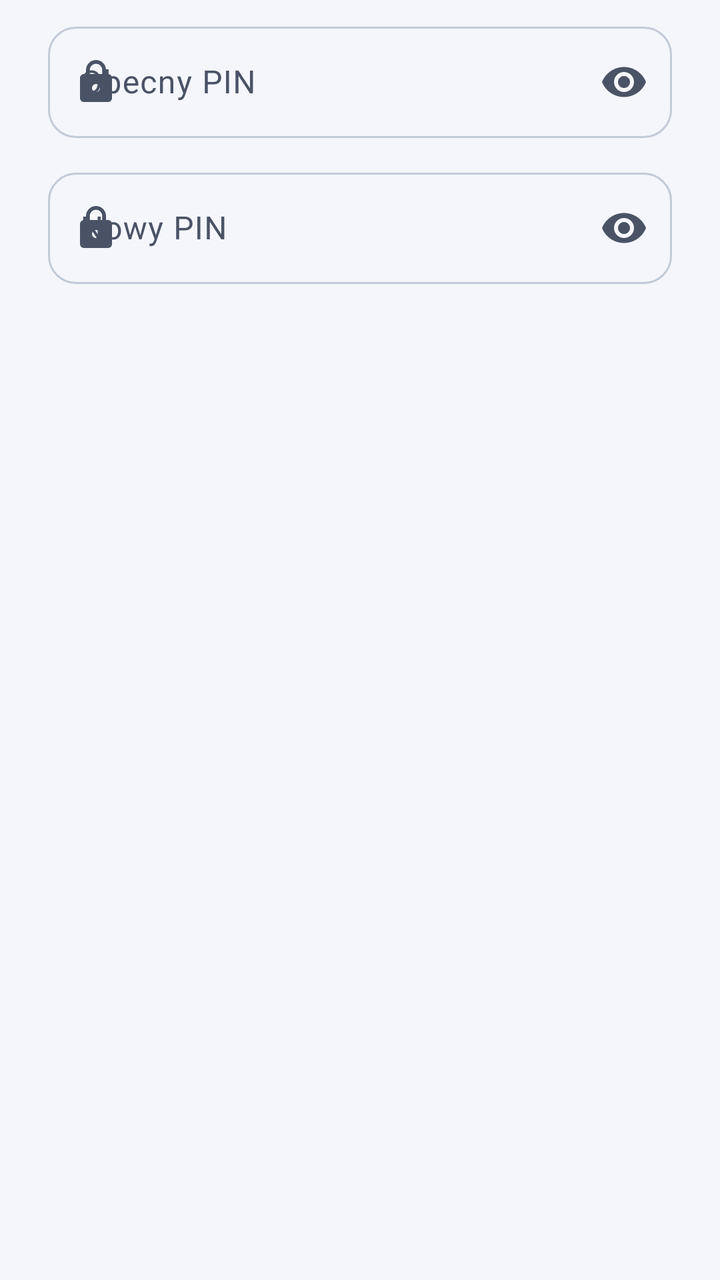
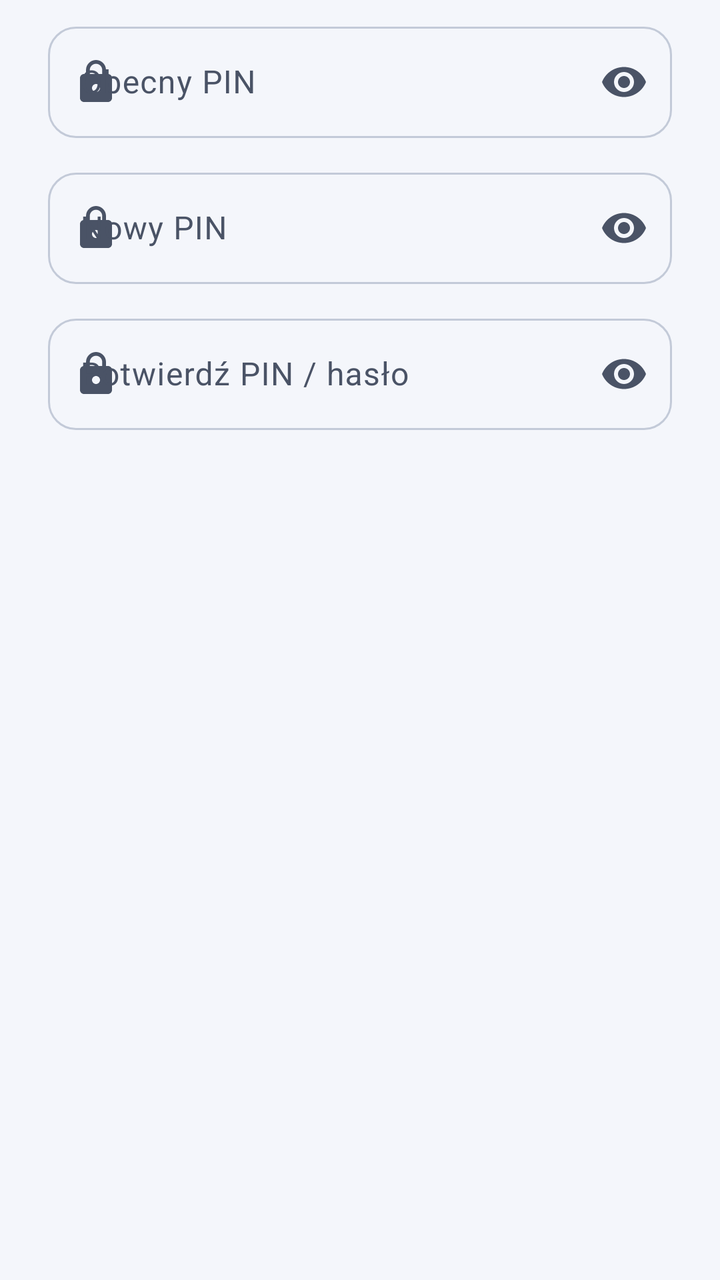

Screens rendered from an Android XML layout before and after an edit, with the pre-edit source and the edit as a unified diff.
<!-- AndroidManifest.xml: application theme Theme.SecurePasswordManager -->
<!-- res/layout/dialog_change_pin.xml -->
<?xml version="1.0" encoding="utf-8"?>
<LinearLayout xmlns:android="http://schemas.android.com/apk/res/android"
    xmlns:app="http://schemas.android.com/apk/res-auto"
    android:layout_width="match_parent"
    android:layout_height="wrap_content"
    android:orientation="vertical"
    android:paddingHorizontal="24dp"
    android:paddingTop="8dp">

    <com.google.android.material.textfield.TextInputLayout
        style="@style/Widget.Spm.TextInputLayout"
        android:layout_width="match_parent"
        android:layout_height="wrap_content"
        android:hint="@string/hint_old_pin"
        app:startIconDrawable="@drawable/ic_lock"
        app:endIconMode="password_toggle">

        <com.google.android.material.textfield.TextInputEditText
            android:id="@+id/editOldPin"
            android:layout_width="match_parent"
            android:layout_height="wrap_content"
            android:inputType="textPassword"
            android:maxLength="24" />
    </com.google.android.material.textfield.TextInputLayout>

    <com.google.android.material.textfield.TextInputLayout
        style="@style/Widget.Spm.TextInputLayout"
        android:layout_width="match_parent"
        android:layout_height="wrap_content"
        android:layout_marginTop="12dp"
        android:hint="@string/hint_new_pin"
        app:startIconDrawable="@drawable/ic_lock"
        app:endIconMode="password_toggle">

        <com.google.android.material.textfield.TextInputEditText
            android:id="@+id/editNewPin"
            android:layout_width="match_parent"
            android:layout_height="wrap_content"
            android:inputType="textPassword"
            android:maxLength="24" />
    </com.google.android.material.textfield.TextInputLayout>
</LinearLayout>
<!-- resources referenced by this layout -->
<resources>
  <string name="hint_new_pin">Nowy PIN</string>
  <string name="hint_old_pin">Obecny PIN</string>
  <style name="Theme.SecurePasswordManager" parent="Base.Theme.SecurePasswordManager" />
  <color name="md_primary">#2B50D8</color>
  <color name="md_on_primary">#FFFFFF</color>
  <color name="md_primary_container">#DFE6FF</color>
  <color name="md_on_primary_container">#001652</color>
  <color name="md_secondary">#525E7A</color>
  <color name="md_on_secondary">#FFFFFF</color>
  <color name="md_secondary_container">#E3E8F6</color>
  <color name="md_on_secondary_container">#0F1B33</color>
  <color name="md_tertiary">#00796B</color>
  <color name="md_on_tertiary">#FFFFFF</color>
  <color name="md_tertiary_container">#B5F2E6</color>
  <color name="md_on_tertiary_container">#00201B</color>
  <color name="md_error">#C62828</color>
  <color name="md_on_error">#FFFFFF</color>
  <color name="md_error_container">#FDE3E1</color>
  <color name="md_on_error_container">#410002</color>
  <color name="md_background">#F4F6FB</color>
  <color name="md_on_background">#141A26</color>
  <color name="md_surface">#F4F6FB</color>
  <color name="md_on_surface">#141A26</color>
  <color name="md_surface_variant">#E1E6F0</color>
  <color name="md_on_surface_variant">#4A5366</color>
  <color name="md_surface_container_lowest">#FFFFFF</color>
  <color name="md_surface_container_low">#F9FAFD</color>
  <color name="md_surface_container">#EEF1F8</color>
  <color name="md_surface_container_high">#E8ECF5</color>
  <color name="md_surface_container_highest">#E2E7F1</color>
  <color name="md_outline">#7A8396</color>
  <color name="md_outline_variant">#D5DBE7</color>
  <style name="TextAppearance.Spm.TitleLarge" parent="TextAppearance.Material3.TitleLarge">
          <item name="fontFamily">sans-serif-medium</item>
          <item name="android:fontFamily">sans-serif-medium</item>
      </style>
  <style name="TextAppearance.Spm.LabelLarge" parent="TextAppearance.Material3.LabelLarge">
          <item name="android:letterSpacing">0.01</item>
      </style>
  <style name="ShapeAppearance.Spm.Small" parent="ShapeAppearance.Material3.Corner.Small">
          <item name="cornerSize">10dp</item>
      </style>
  <style name="ShapeAppearance.Spm.Medium" parent="ShapeAppearance.Material3.Corner.Medium">
          <item name="cornerSize">16dp</item>
      </style>
  <style name="ShapeAppearance.Spm.Large" parent="ShapeAppearance.Material3.Corner.Large">
          <item name="cornerSize">20dp</item>
      </style>
  <style name="Widget.Spm.Toolbar" parent="Widget.Material3.Toolbar">
          <item name="titleTextAppearance">@style/TextAppearance.Spm.ToolbarTitle</item>
          <item name="titleTextColor">?attr/colorOnSurface</item>
      </style>
  <style name="Widget.Spm.Button" parent="Widget.Material3.Button">
          <item name="cornerRadius">14dp</item>
          <item name="android:minHeight">52dp</item>
      </style>
  <style name="Widget.Spm.ExtendedFab" parent="Widget.Material3.ExtendedFloatingActionButton.Icon.Primary">
          <item name="shapeAppearanceOverlay">@style/ShapeAppearance.Spm.Fab</item>
      </style>
  <color name="spm_card">#FFFFFF</color>
  <color name="spm_card_stroke">#E3E8F1</color>
  <style name="ShapeAppearance.Spm.Fab" parent="">
          <item name="cornerFamily">rounded</item>
          <item name="cornerSize">18dp</item>
      </style>
  <color name="spm_sheet">#F4F6FB</color>
  <style name="ShapeAppearance.Spm.Dialog" parent="">
          <item name="cornerFamily">rounded</item>
          <item name="cornerSize">28dp</item>
      </style>
  <style name="MaterialAlertDialog.Spm" parent="MaterialAlertDialog.Material3">
          <item name="backgroundTint">@color/spm_dialog</item>
          <item name="shapeAppearance">@style/ShapeAppearance.Spm.Dialog</item>
      </style>
  <color name="spm_dialog">#FFFFFF</color>
  <!-- unchanged entries left out for length: 11 -->
</resources>

<!-- the commit's change to res/layout/dialog_change_pin.xml (unified diff, before → after) -->
@@ -39,4 +39,21 @@
             android:inputType="textPassword"
             android:maxLength="24" />
     </com.google.android.material.textfield.TextInputLayout>
+
+    <com.google.android.material.textfield.TextInputLayout
+        style="@style/Widget.Spm.TextInputLayout"
+        android:layout_width="match_parent"
+        android:layout_height="wrap_content"
+        android:layout_marginTop="12dp"
+        android:hint="@string/hint_confirm_pin"
+        app:startIconDrawable="@drawable/ic_lock"
+        app:endIconMode="password_toggle">
+
+        <com.google.android.material.textfield.TextInputEditText
+            android:id="@+id/editConfirmNewPin"
+            android:layout_width="match_parent"
+            android:layout_height="wrap_content"
+            android:inputType="textPassword"
+            android:maxLength="24" />
+    </com.google.android.material.textfield.TextInputLayout>
 </LinearLayout>
<!-- resource entries referenced after the edit -->
@@ -1,5 +1,6 @@
 <!-- resources referenced by this layout -->
 <resources>
+  <string name="hint_confirm_pin">Potwierdź PIN / hasło</string>
   <string name="hint_new_pin">Nowy PIN</string>
   <string name="hint_old_pin">Obecny PIN</string>
   <style name="Theme.SecurePasswordManager" parent="Base.Theme.SecurePasswordManager" />
